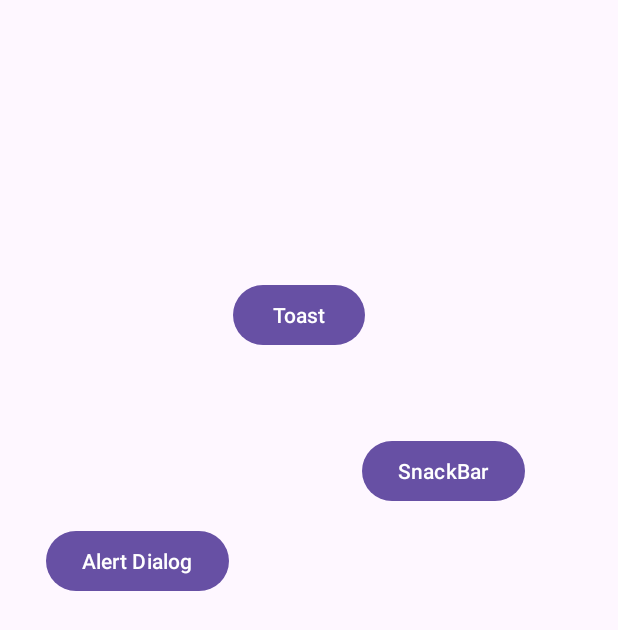
After one commit to Sprajapati123/35ABCD, an Android app: the InteractionActivity screen opened directly, with no data from a screen before it, on a phone screen of 412 x 824 dp. The commit adds this screen. Shown: the top 630 px of the screen. Run offline under Robolectric (Android 15) with nearby library versions, the phone set to English and light mode, and no system bars.

Commit message:
user interaction

```diff
--- /dev/null
+++ b/app/src/main/java/com/example/basics/InteractionActivity.kt
@@ -0,0 +1,72 @@
+package com.example.basics
+
+import android.content.DialogInterface
+import android.os.Bundle
+import android.widget.Button
+import android.widget.TextView
+import android.widget.Toast
+import androidx.activity.enableEdgeToEdge
+import androidx.appcompat.app.AlertDialog
+import androidx.appcompat.app.AppCompatActivity
+import androidx.constraintlayout.widget.ConstraintLayout
+import androidx.core.view.ViewCompat
+import androidx.core.view.WindowInsetsCompat
+import com.google.android.material.snackbar.Snackbar
+
+class InteractionActivity : AppCompatActivity() {
+    lateinit var btnSnack: Button
+    lateinit var btnAlert: Button
+    lateinit var btnToast: Button
+    lateinit var main: ConstraintLayout
+
+    override fun onCreate(savedInstanceState: Bundle?) {
+        super.onCreate(savedInstanceState)
+        enableEdgeToEdge()
+        setContentView(R.layout.activity_interaction)
+
+        main = findViewById(R.id.main)
+        btnSnack = findViewById(R.id.btnSnack)
+        btnAlert = findViewById(R.id.btnAlert)
+        btnToast = findViewById(R.id.btnToast)
+
+        btnToast.setOnClickListener {
+            Toast.makeText(
+                this@InteractionActivity,
+                "Login Success", Toast.LENGTH_LONG
+            ).show()
+        }
+
+        btnSnack.setOnClickListener {
+            Snackbar.make(
+                main,
+                "Invalid login",
+                Snackbar.LENGTH_LONG
+            ).setAction("Close", {})
+                .show()
+        }
+        btnAlert.setOnClickListener {
+            val alert = AlertDialog.Builder(this@InteractionActivity)
+            alert.setTitle("Confirmation")
+                .setMessage("Are you sure?")
+                .setIcon(R.drawable.apple)
+                .setNegativeButton("No",
+                    DialogInterface.OnClickListener {
+                                                    dialogInterface, i ->
+                        dialogInterface.dismiss()
+                    })
+                .setPositiveButton("Yes",
+                    DialogInterface.OnClickListener
+                    { dialogInterface, i ->  })
+
+            alert.create().show()
+
+
+        }
+
+        ViewCompat.setOnApplyWindowInsetsListener(findViewById(R.id.main)) { v, insets ->
+            val systemBars = insets.getInsets(WindowInsetsCompat.Type.systemBars())
+            v.setPadding(systemBars.left, systemBars.top, systemBars.right, systemBars.bottom)
+            insets
+        }
+    }
+}
--- a/app/src/main/res/drawable/sample_shape.xml
+++ b/app/src/main/res/drawable/sample_shape.xml
@@ -3,8 +3,10 @@
     android:shape="rectangle">
 
     <corners android:radius="15dp" />
+
     <stroke
         android:width="1dp"
         android:color="@color/blue" />
+
     <solid android:color="@color/grey" />
 </shape>
--- /dev/null
+++ b/app/src/main/res/layout/activity_interaction.xml
@@ -0,0 +1,41 @@
+<?xml version="1.0" encoding="utf-8"?>
+<androidx.constraintlayout.widget.ConstraintLayout xmlns:android="http://schemas.android.com/apk/res/android"
+    xmlns:app="http://schemas.android.com/apk/res-auto"
+    xmlns:tools="http://schemas.android.com/tools"
+    android:id="@+id/main"
+    android:layout_width="match_parent"
+    android:layout_height="match_parent"
+    tools:context=".InteractionActivity">
+
+    <Button
+        android:id="@+id/btnToast"
+        android:layout_width="wrap_content"
+        android:layout_height="wrap_content"
+        android:layout_marginStart="155dp"
+        android:layout_marginTop="186dp"
+        android:text="Toast"
+        app:layout_constraintStart_toStartOf="parent"
+        app:layout_constraintTop_toTopOf="parent" />
+
+    <Button
+        android:id="@+id/btnAlert"
+        android:layout_width="wrap_content"
+        android:layout_height="wrap_content"
+        android:layout_marginTop="350dp"
+        android:layout_marginEnd="259dp"
+        android:text="Alert Dialog"
+        app:layout_constraintEnd_toEndOf="parent"
+        app:layout_constraintTop_toTopOf="parent" />
+
+    <Button
+        android:id="@+id/btnSnack"
+        android:layout_width="wrap_content"
+        android:layout_height="wrap_content"
+        android:layout_marginTop="290dp"
+        android:layout_marginEnd="62dp"
+        android:text="SnackBar"
+        app:layout_constraintEnd_toEndOf="parent"
+        app:layout_constraintTop_toTopOf="parent" />
+
+
+</androidx.constraintlayout.widget.ConstraintLayout>
--- a/app/src/main/res/values/colors.xml
+++ b/app/src/main/res/values/colors.xml
@@ -2,7 +2,7 @@
 <resources>
     <color name="black">#FF000000</color>
     <color name="white">#FFFFFFFF</color>
-    <color name="blue">#3F51B5</color>
-    <color name="red">#A20515</color>
-    <color name="grey">#A0999A</color>
+    <color name="blue">#0A61A6</color>
+    <color name="grey">#7E8489</color>
+
 </resources>
```
Also changed, not shown: app/src/main/AndroidManifest.xml (+9 -0 lines), app/src/main/java/com/example/basics/FormActivity.kt (+4 -5 lines), app/src/main/res/layout/activity_form.xml (+19 -18 lines).
